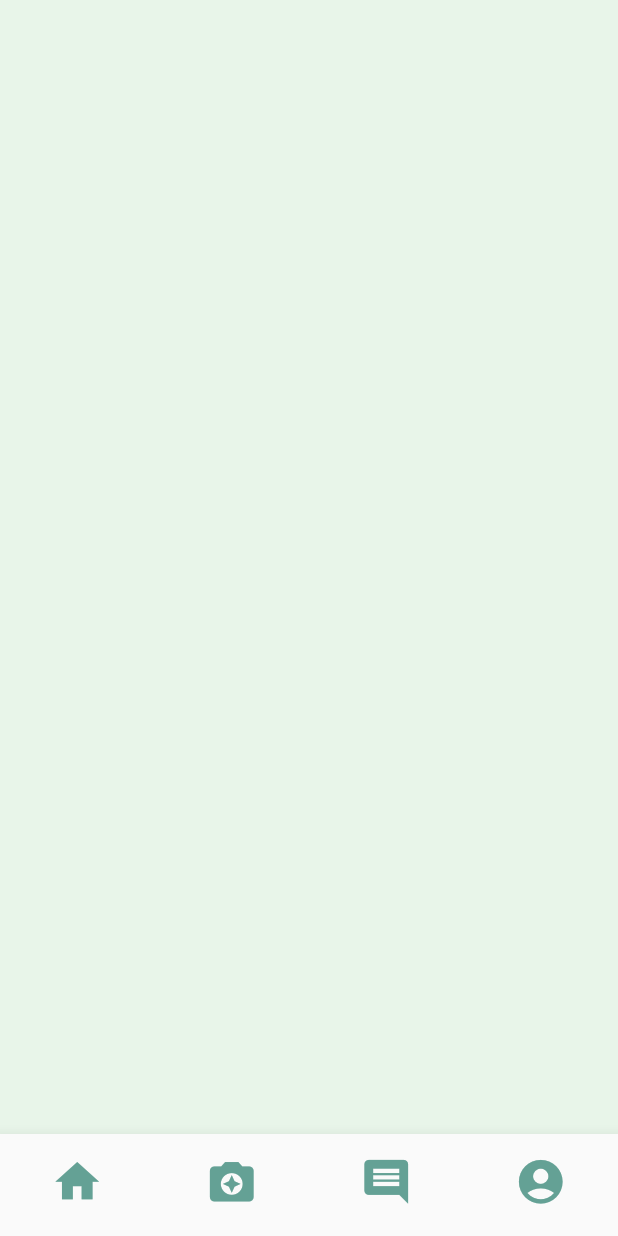
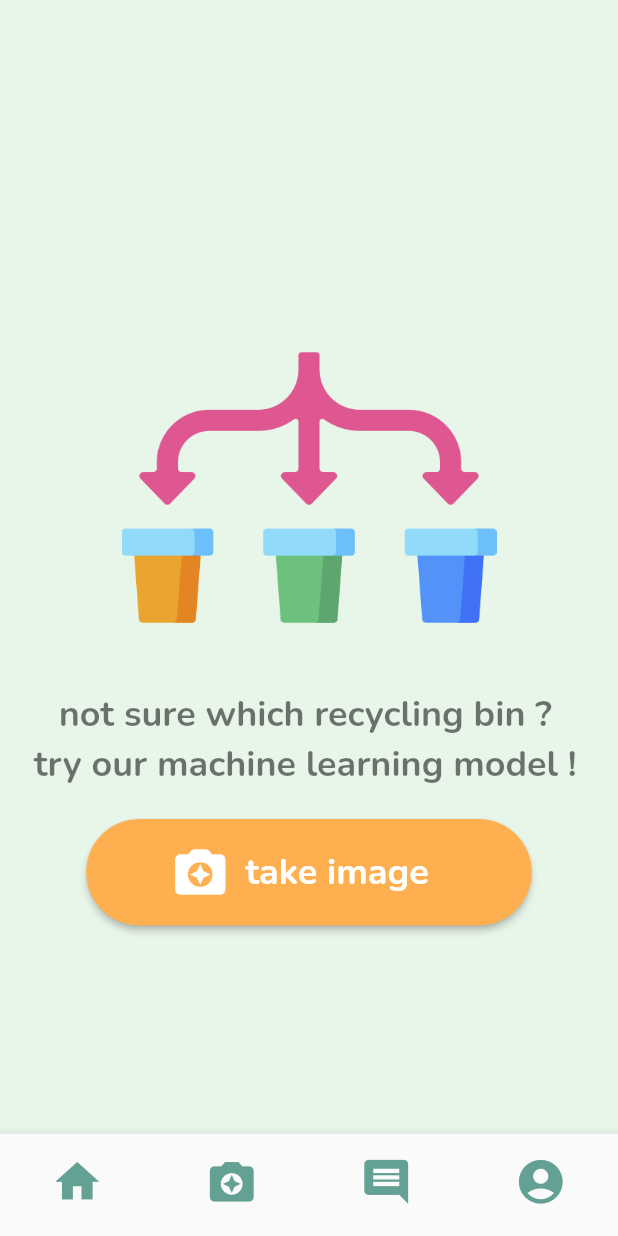
Before and after one commit to shahad-jeza/green_app, a Flutter app: the screen it shows once a user with an empty profile is signed in, item 2 of the bottom bar chosen, on a phone screen of 412 x 824 dp. Run offline on Flutter 3.47's test engine with Material 2 defaults, Android fonts, the phone set to English and light mode, and no system bars; our stand-ins replace firebase_auth, firebase_core, flutter_svg, google_fonts, google_maps_flutter; accounts and stored records are empty.

Commit message:
not complete

```diff
--- a/lib/Screens/MLScreen.dart
+++ b/lib/Screens/MLScreen.dart
@@ -1,19 +1,67 @@
 import 'package:flutter/material.dart';
 import 'package:flutter_svg/svg.dart';
+
+import '../constants.dart';
 
 class MLScreen extends StatelessWidget {
   const MLScreen({Key? key}) : super(key: key);
 
   @override
   Widget build(BuildContext context) {
+    Size size = MediaQuery.of(context).size;
     return Container(
       color: Colors.green[50],
-      child: Center(
+      width: double.infinity,
+      height: size.height,
         child: Column(
           children: [
+            SizedBox(
+              height: 200,
+            ),
+            Image(image: AssetImage('assets/images/ml.png') , width: 250, height: 250,),
+
+            const Padding(
+              padding: EdgeInsets.fromLTRB(0, 10, 5, 20),
+                child: Text('''not sure which recycling bin ?
+try our machine learning model ! ''' ,
+                  textAlign: TextAlign.center,
+                  style: TextStyle(
+                    fontSize: 24 ,
+                    color: Colors.black54,
+                    fontWeight: FontWeight.bold,
+                  ),),
+            ),
+
+            SizedBox(
+              width: 297,
+              height: 71,
+              child: ElevatedButton(
+                  style:ElevatedButton.styleFrom(
+                      primary: kPrimaryPopColor,
+                      shape: RoundedRectangleBorder(
+                          borderRadius: BorderRadius.circular(40)
+                      )
+                  ) ,
+                  onPressed: (){},
+                  child: Row(
+                    children: const [
+                      Padding(
+                        padding: EdgeInsets.fromLTRB(40, 0, 10, 0),
+                        child: Icon(Icons.camera_enhance_rounded , size: 40,),
+                      ),
+                      Text("take image",
+                        style: TextStyle(
+                            color: Colors.white,
+                            fontSize: 24,
+                            fontWeight: FontWeight.bold
+                        ),),
+                    ],
+                  )
+              ),
+            ),
+
           ],
         ),
-      ),
     );
   }
 }
--- a/lib/Screens/communityScreen.dart
+++ b/lib/Screens/communityScreen.dart
@@ -11,7 +11,7 @@ class communityScreen extends StatelessWidget {
         child: Text(
           "communityScreen",
           style: TextStyle(
-            color: Colors.green[900],
+            color: Colors.green[50],
             fontSize: 45,
             fontWeight: FontWeight.w500,
           ),
--- a/lib/main.dart
+++ b/lib/main.dart
@@ -1,6 +1,7 @@
 import 'package:firebase_auth/firebase_auth.dart';
 import 'package:flutter/material.dart';
 import 'package:google_fonts/google_fonts.dart';
+import 'package:google_maps_flutter/google_maps_flutter.dart';
 import 'package:green_app/Screens/Welcome/Welcome_screen.dart';
 import 'package:green_app/Screens/wrapper.dart';
 import 'package:green_app/authentication.dart';
--- /dev/null
+++ b/lib/models/User.dart
@@ -0,0 +1,27 @@
+class User {
+  final String id;
+  final String fullName;
+  final String email;
+  final String userRole;
+
+  User({
+    required this.id,
+    required this.fullName,
+    required this.email,
+    required this.userRole});
+
+
+  User.fromData(Map<String, dynamic> data)
+      : id = data['id'],
+        fullName = data['fullName'],
+        email = data['email'],
+        userRole = data['userRole'];
+  Map<String, dynamic> toJson() {
+    return {
+      'id': id,
+      'fullName': fullName,
+      'email': email,
+      'userRole': userRole,
+    };
+  }
+}
--- a/pubspec.yaml
+++ b/pubspec.yaml
@@ -32,6 +32,10 @@ dependencies:
   firebase_core: ^1.13.1
   firebase_auth: ^3.3.10
   provider: ^6.0.2
+  dio: ^4.0.4
+  flutter_polyline_points: ^1.0.0
+  google_maps_flutter: ^2.1.2
+  cloud_firestore: ^3.1.10
 
 
 
```
Also changed, not shown: lib/Screens/home/home_screen.dart (+95 -2 lines), lib/Screens/profileScreen.dart (+13 -3 lines), lib/Screens/signup/signup_screen.dart (+25 -16 lines), assets/images/ML.svg (deleted), assets/images/ml.png (added), pubspec.lock, 4 other files.
